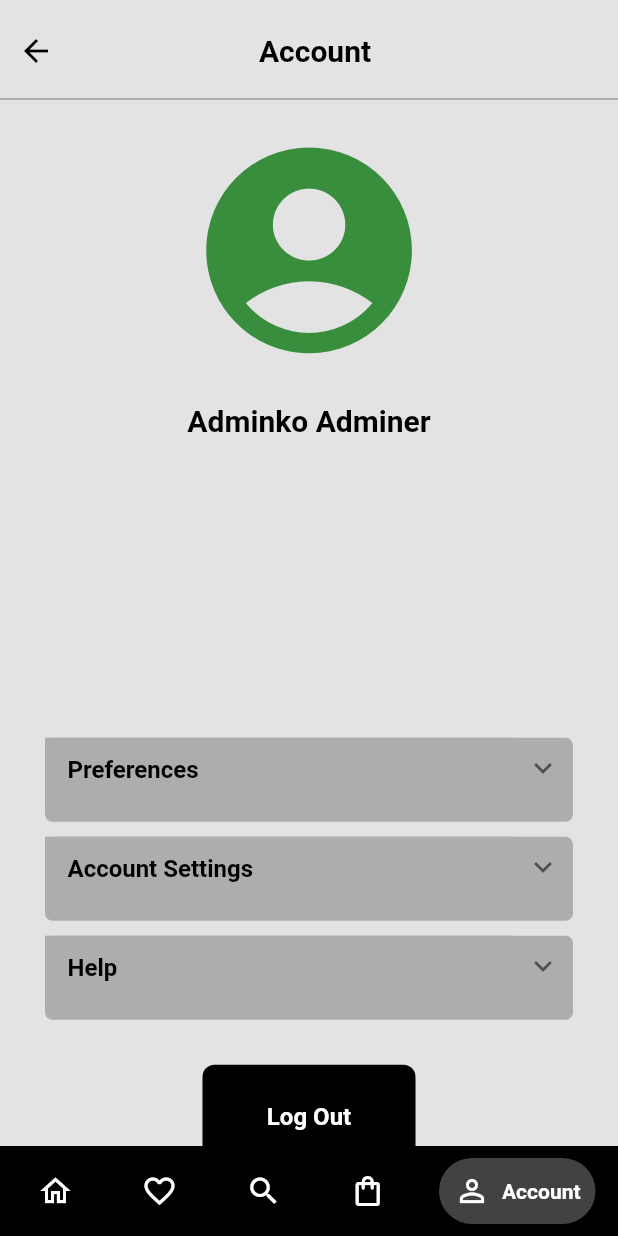
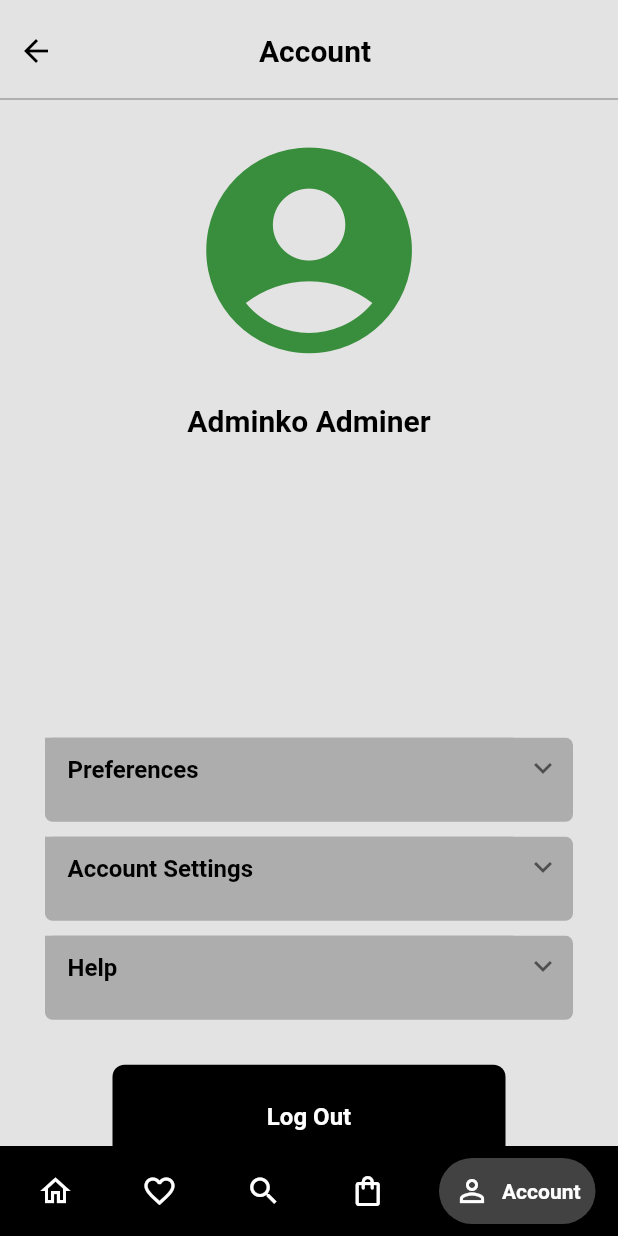
Before and after one commit to Marosko123/armyshop_mobile_frontend, a Flutter app: the PrimaryPage screen opened by its route, item 5 of the bottom bar chosen, on a phone screen of 412 x 824 dp. Run offline on Flutter 3.47's test engine with Material 2 defaults, Android fonts, the phone set to English and light mode, and no system bars; drawn by our look-alikes of expandable, google_nav_bar; our stand-ins replace google_fonts, grouped_list, image_picker; network calls fail.

Commit message:
Multiple devices

```diff
--- a/lib/common/global_variables.dart
+++ b/lib/common/global_variables.dart
@@ -1,7 +1,12 @@
+import 'dart:io';
+
 import '../models/product.dart';
 import '../models/user.dart';
 
 class GlobalVariables {
+  static String serverIP = Platform.isWindows
+      ? '127.0.0.1'
+      : '192.168.1.126'; // replace IP value with your server IP
   static List<Product> products = [];
   static List<User> users = [];
   static bool isConnectedToServer = true;
--- a/lib/common/server_requester.dart
+++ b/lib/common/server_requester.dart
@@ -4,7 +4,7 @@ import 'package:http/http.dart' as http;
 import 'global_variables.dart';
 
 class ServerRequester {
-  static const String _baseURL = 'http://127.0.0.1:8000/api';
+  static final String _baseURL = 'http://${GlobalVariables.serverIP}:8000/api';
 
   static Future<dynamic> request({
     required String subUrl,
--- a/lib/screens/chat.dart
+++ b/lib/screens/chat.dart
@@ -184,7 +184,8 @@ class ChatState extends State<Chat> {
                     if (!message.isSentByMe)
                       CircleAvatar(
                         radius: 10,
-                        backgroundColor: Colors.green,
+                        backgroundColor: Converters.initialsToColor(
+                            '${UserAuthenticator.getUserName(message.senderId).split(' ')[0][0]}${UserAuthenticator.getUserName(message.senderId).split(' ')[1][0]}'),
                         child: Text(
                           '${UserAuthenticator.getUserName(message.senderId).split(' ')[0][0]}${UserAuthenticator.getUserName(message.senderId).split(' ')[1][0]}',
                           style: TextStyle(
--- a/lib/screens/user_account.dart
+++ b/lib/screens/user_account.dart
@@ -402,7 +402,7 @@ class UserAccountState extends State<UserAccount> {
         ),
         if (!GlobalVariables.user.isEmpty())
           Padding(
-            padding: const EdgeInsets.only(left: 110, right: 110, bottom: 30),
+            padding: const EdgeInsets.only(left: 50, right: 50, bottom: 30),
             child: MyButton(
               text: 'Log Out',
               onTap: () {
```
